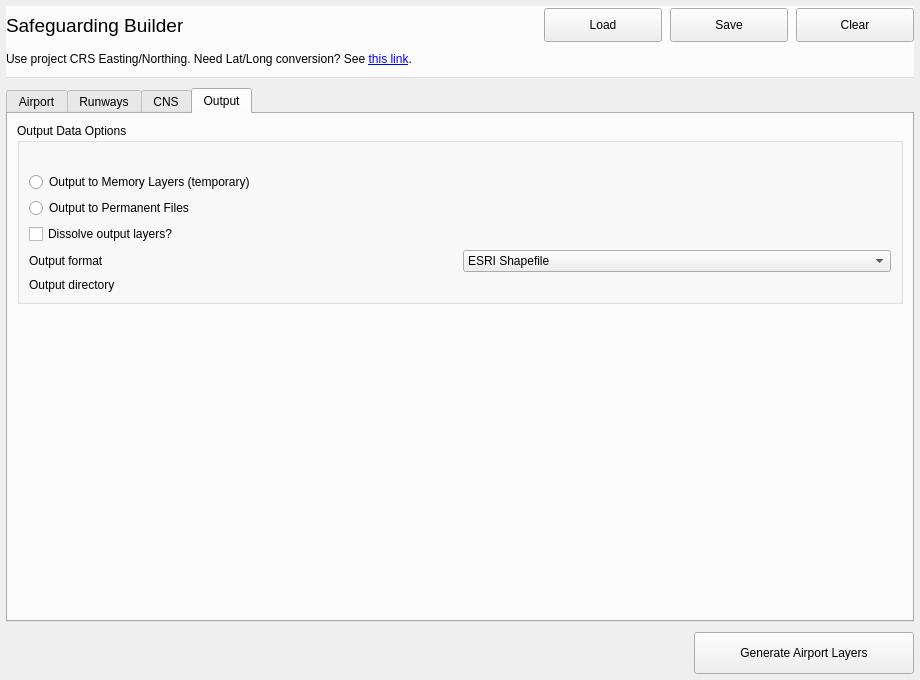
This is safeguarding_builder_dialog_base.ui in camtodd1/prj-lucid as Qt 5 draws it before an edit. The edited form follows.
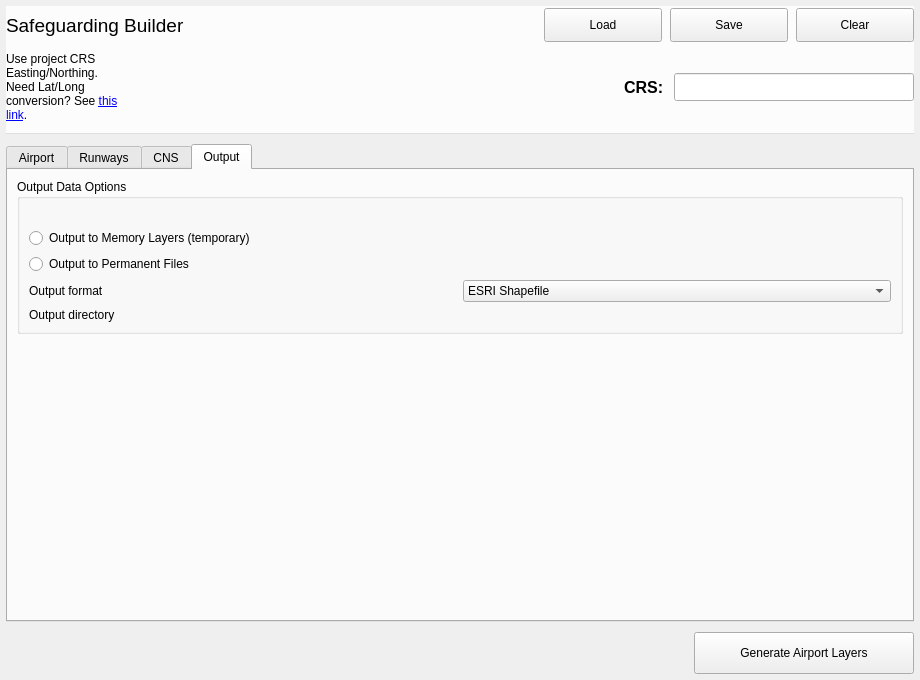
This is the edited form. The open tabs and pages were chosen to show the change. Custom widgets are drawn as their Qt base class.

Commit message: Remove dissolve and add CRS detection

The edit to the form file:
```diff
--- a/safeguarding_builder_dialog_base.ui
+++ b/safeguarding_builder_dialog_base.ui
@@ -142,14 +142,79 @@
        </layout>
       </item>
       <item>
-       <widget class="QLabel" name="coord_info">
-        <property name="text">
-         <string>Use project CRS Easting/Northing. Need Lat/Long conversion? See &lt;a href=&quot;https://geodesyapps.ga.gov.au/geographic-to-grid&quot;&gt;this link&lt;/a&gt;.</string>
+       <layout class="QHBoxLayout" name="horizontalLayout_headerInfo">
+        <property name="leftMargin">
+         <number>0</number>
         </property>
-        <property name="wordWrap">
-         <bool>true</bool>
+        <property name="topMargin">
+         <number>0</number>
         </property>
-       </widget>
+        <property name="rightMargin">
+         <number>0</number>
+        </property>
+        <property name="bottomMargin">
+         <number>0</number>
+        </property>
+        <property name="spacing">
+         <number>10</number>
+        </property>
+        <item>
+         <widget class="QLabel" name="coord_info">
+          <property name="text">
+           <string>Use project CRS Easting/Northing. Need Lat/Long conversion? See &lt;a href=&quot;https://geodesyapps.ga.gov.au/geographic-to-grid&quot;&gt;this link&lt;/a&gt;.</string>
+          </property>
+          <property name="wordWrap">
+           <bool>true</bool>
+          </property>
+         </widget>
+        </item>
+        <item>
+         <spacer name="horizontalSpacer_headerInfo">
+          <property name="orientation">
+           <enum>Qt::Horizontal</enum>
+          </property>
+          <property name="sizeHint" stdset="0">
+           <size>
+            <width>40</width>
+            <height>20</height>
+           </size>
+          </property>
+         </spacer>
+        </item>
+        <item>
+         <widget class="QLabel" name="label_crs_prefix">
+          <property name="font">
+           <font>
+            <pointsize>12</pointsize>
+            <weight>75</weight>
+            <bold>true</bold>
+           </font>
+          </property>
+          <property name="text">
+           <string>CRS:</string>
+          </property>
+         </widget>
+        </item>
+        <item>
+         <widget class="QLineEdit" name="lineEdit_airport_crs">
+          <property name="minimumSize">
+           <size>
+            <width>240</width>
+            <height>28</height>
+           </size>
+          </property>
+          <property name="maximumSize">
+           <size>
+            <width>240</width>
+            <height>28</height>
+           </size>
+          </property>
+          <property name="readOnly">
+           <bool>true</bool>
+          </property>
+         </widget>
+        </item>
+       </layout>
       </item>
      </layout>
     </widget>
@@ -588,13 +653,6 @@
             </property>
            </widget>
           </item>
-          <item>
-           <widget class="QCheckBox" name="checkBox_dissolveLayers">
-            <property name="text">
-             <string>Dissolve output layers?</string>
-            </property>
-           </widget>
-          </item>
           <item>
            <layout class="QGridLayout" name="gridLayout_outputFields">
             <item row="0" column="0">
```
The commit also changes 2 other files.
